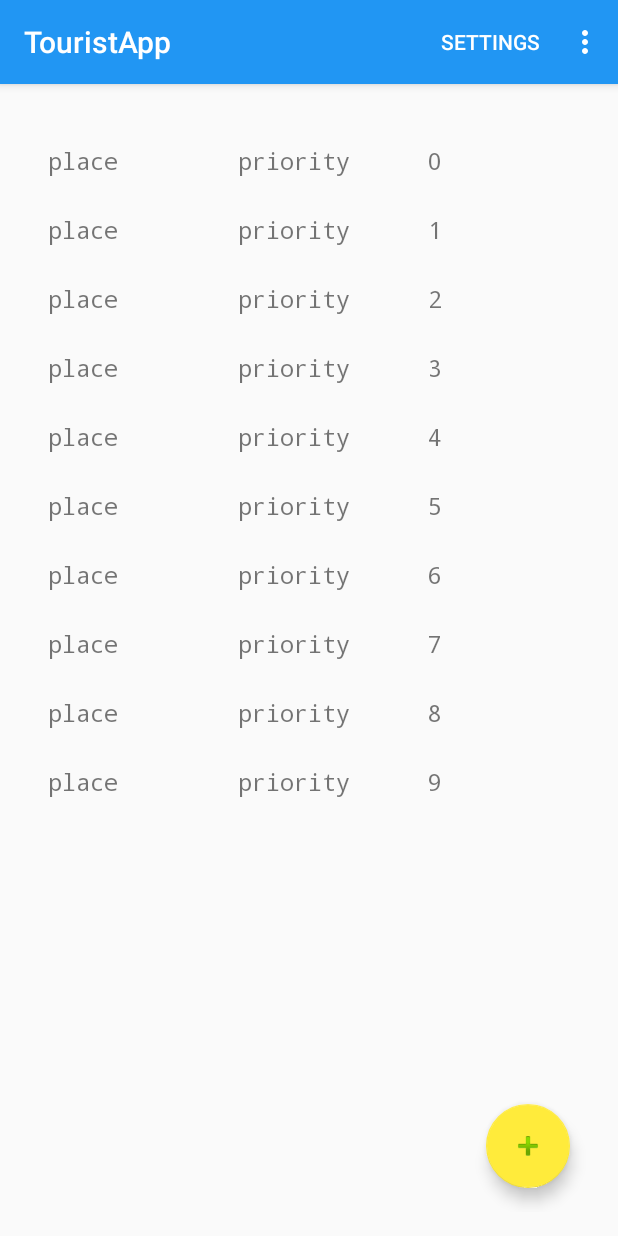
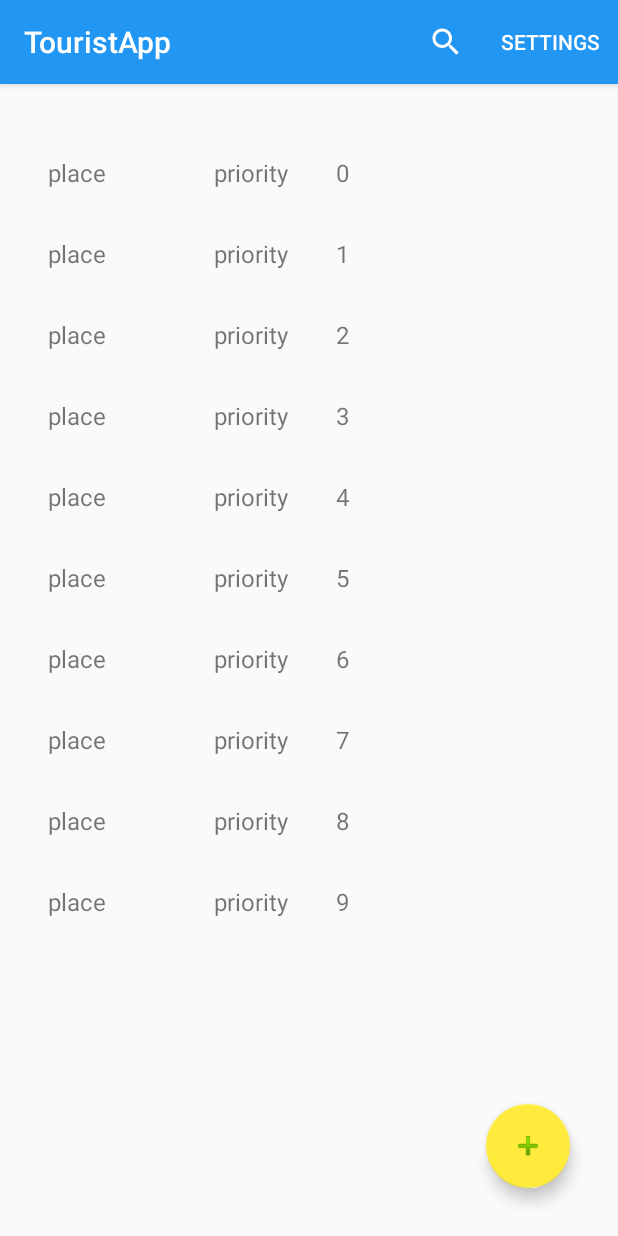
Before and after one commit to charleneferguson11/touristapp, an Android app: the screen it shows after launch (ItineraryActivity), on a phone screen of 412 x 824 dp. Run offline under Robolectric (Android 15) with nearby library versions, the phone set to English and light mode, and no system bars.

Commit message:
Add material design for lists, add search icon

```diff
--- a/TouristApp/app/build.gradle
+++ b/TouristApp/app/build.gradle
@@ -31,6 +31,4 @@ dependencies {
     testCompile 'junit:junit:4.12'
     // Mockito framework
     testCompile 'org.mockito:mockito-core:1.10.19'
-    testCompile 'junit:junit:4.12'
-    testCompile 'junit:junit:4.12'
 }
--- a/TouristApp/app/src/main/AndroidManifest.xml
+++ b/TouristApp/app/src/main/AndroidManifest.xml
@@ -15,7 +15,7 @@
                 <category android:name="android.intent.category.LAUNCHER"/>
             </intent-filter>
         </activity>
-        <activity android:name=".AddToItinearyActivity">
+        <activity android:name=".AddToItineraryActivity">
         </activity>
     </application>
 
--- a/TouristApp/app/src/main/java/dreamteamuk/touristapp/AddToItinearyActivity.java
+++ b/TouristApp/app/src/main/java/dreamteamuk/touristapp/AddToItineraryActivity.java
@@ -3,7 +3,7 @@ package dreamteamuk.touristapp;
 import android.support.v7.app.AppCompatActivity;
 import android.os.Bundle;
 
-public class AddToItinearyActivity extends AppCompatActivity {
+public class AddToItineraryActivity extends AppCompatActivity {
 
     @Override
     protected void onCreate(Bundle savedInstanceState) {
--- a/TouristApp/app/src/main/java/dreamteamuk/touristapp/ItineraryActivity.java
+++ b/TouristApp/app/src/main/java/dreamteamuk/touristapp/ItineraryActivity.java
@@ -8,12 +8,15 @@ import android.support.design.widget.FloatingActionButton;
 import android.support.v7.app.AppCompatActivity;
 import android.support.v7.widget.LinearLayoutManager;
 import android.support.v7.widget.RecyclerView;
+import android.util.Log;
 import android.view.Menu;
 import android.view.MenuItem;
 import android.view.View;
 import android.widget.Toast;
 
 public class ItineraryActivity extends AppCompatActivity {
+
+    private  static final String TAG = "ItineraryActivity";
     // Number of items the view can hold
     private static final int NUMBER_OF_ITEMS = 10;
     // member that holds the adapter for the itinerary list
@@ -26,6 +29,8 @@ public class ItineraryActivity extends AppCompatActivity {
     @Override
     protected void onCreate(Bundle savedInstanceState) {
         super.onCreate(savedInstanceState);
+// Trace Activity lifecycle
+        Log.d(TAG, "onCreate(Bundle) called");
         setContentView(R.layout.activity_itinerary);
 
         // Add button to add Itinerary items
@@ -36,7 +41,7 @@ public class ItineraryActivity extends AppCompatActivity {
             public void onClick(View view) {
                 //Create an itinerary intent to start Activity that adds a new place to Itinerary
                 Intent intentItinerary;
-                intentItinerary = new Intent(ItineraryActivity.this, AddToItinearyActivity.class);
+                intentItinerary = new Intent(ItineraryActivity.this, AddToItineraryActivity.class);
 
                 // Verify that the intent will resolve to an activity
                 if (intentItinerary.resolveActivity(getPackageManager()) != null) {
@@ -59,6 +64,45 @@ public class ItineraryActivity extends AppCompatActivity {
         mAdapter = new ItineraryAdapter(NUMBER_OF_ITEMS);
         mItineraryList.setAdapter(mAdapter);
     }
+
+
+    /**
+     * Log Activity lifecycle
+    */
+
+    @Override
+    public void onStart() {
+        super.onStart();
+        Log.d(TAG, "onStart() called");
+    }
+
+    @Override
+    public void onPause() {
+        super.onPause();
+        Log.d(TAG, "onPause() called");
+    }
+
+    @Override
+    public void onResume() {
+        super.onResume();
+        Log.d(TAG, "onResume() called");
+    }
+
+    @Override
+    public void onStop() {
+        super.onStop();
+        Log.d(TAG, "onStop() called");
+    }
+
+    @Override
+    public void onDestroy() {
+        super.onDestroy();
+        Log.d(TAG, "onDestroy() called");
+    }
+
+
+
+
 
     /**
      * Add item to itinerary list
--- a/TouristApp/app/src/main/res/layout/activity_add_to_itineary.xml
+++ b/TouristApp/app/src/main/res/layout/activity_add_to_itineary.xml
@@ -6,7 +6,7 @@
     android:layout_width="match_parent"
     android:layout_height="match_parent"
 
-    tools:context="dreamteamuk.touristapp.AddToItinearyActivity">
+    tools:context="dreamteamuk.touristapp.AddToItineraryActivity">
 
     <TextView
         android:layout_width="wrap_content"
--- a/TouristApp/app/src/main/res/layout/itinerary_list_item.xml
+++ b/TouristApp/app/src/main/res/layout/itinerary_list_item.xml
@@ -13,37 +13,34 @@
         android:orientation="horizontal">
 
     <TextView
-        android:layout_width="0dp"
-        android:layout_weight="1"
+        android:layout_width="wrap_content"
         android:layout_height="wrap_content"
-        android:layout_gravity="center_vertical"
         android:id="@+id/place"
+        android:paddingTop="8dp"
         android:paddingLeft="16dp"
         android:textSize="16sp"
-        android:fontFamily="monospace"
+        android:fontFamily="roboto"
         android:text="place"/>
 
     <TextView
-        android:layout_width="0dp"
+        android:layout_width="wrap_content"
         android:layout_height="wrap_content"
-        android:layout_weight="1"
-        android:layout_gravity="center_vertical"
         android:id="@+id/priority"
         android:textSize="16sp"
-        android:fontFamily="monospace"
+        android:fontFamily="roboto"
         android:text="priority"
-        android:paddingLeft="16dp"/>
+        android:paddingLeft="72dp"
+        android:paddingRight="16dp"/>
 
     <TextView
-        android:layout_width="0dp"
+        android:layout_width="wrap_content"
         android:layout_height="wrap_content"
-        android:layout_weight="1"
-        android:layout_gravity="center_vertical"
         android:id="@+id/item_index"
         android:textSize="16sp"
-        android:fontFamily="monospace"
+        android:fontFamily="roboto"
         android:text="index"
-        android:paddingLeft="16dp"/>
+        android:paddingLeft="16dp"
+        android:paddingRight="16dp"/>
 
     </LinearLayout>
 
--- a/TouristApp/app/src/main/res/menu/main.xml
+++ b/TouristApp/app/src/main/res/menu/main.xml
@@ -1,8 +1,10 @@
 <?xml version="1.0" encoding="utf-8"?>
 <menu xmlns:android="http://schemas.android.com/apk/res/android"
-      xmlns:app="http://schemas.android.com/apk/res-auto"
-    >
+      xmlns:app="http://schemas.android.com/apk/res-auto">
     <item android:id="@+id/action_search"
+          android:icon="@android:drawable/ic_menu_search"
+          app:actionViewClass="android.support.v7.widget.SearchView"
+          app:showAsAction="ifRoom"
           android:title="@string/search"/>
     <item android:id="@+id/action_settings"
           android:title="@string/action_settings"
--- a/TouristApp/app/src/main/res/values/dimens.xml
+++ b/TouristApp/app/src/main/res/values/dimens.xml
@@ -3,4 +3,5 @@
     <dimen name="activity_horizontal_margin">16dp</dimen>
     <dimen name="activity_vertical_margin">16dp</dimen>
     <dimen name="fab_margin">16dp</dimen>
+
 </resources>
```
